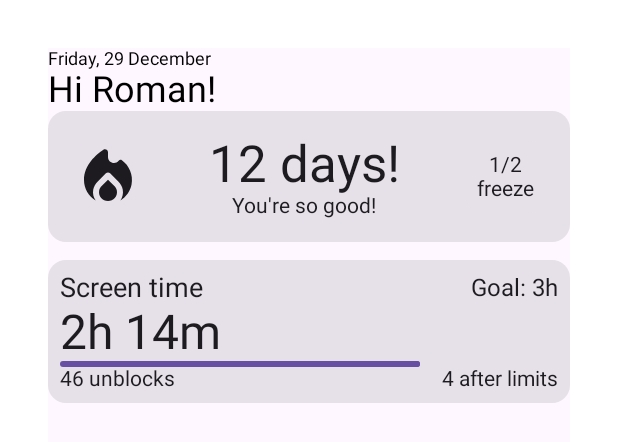
After one commit to JustAntis/Pause, an Android app built with Jetpack Compose: the @Preview function HomeScreen, on a phone screen of 412 x 824 dp. The commit adds this screen. Shown: the top 442 px of the screen. Run offline under Robolectric (Android 15) with nearby library versions, the phone set to English and light mode, and no system bars.

Commit message:
add: added packages for screens, adde HomeScreen.kt(not yet finished) updated dependencies

```diff
--- a/app/build.gradle.kts
+++ b/app/build.gradle.kts
@@ -50,6 +50,7 @@ dependencies {
     implementation(libs.androidx.core.ktx)
     implementation(libs.androidx.lifecycle.runtime.ktx)
 
+    implementation(libs.androidx.compose.material.icons.extended)
 
     implementation(libs.androidx.lifecycle.viewmodel.compose)
     implementation(libs.androidx.lifecycle.runtime.compose)
@@ -80,7 +81,6 @@ dependencies {
     ksp(libs.androidx.hilt.compiler)
 
     testImplementation(libs.junit)
-    androidTestImplementation(platform(libs.androidx.compose.bom))
     androidTestImplementation(libs.androidx.compose.ui.test.junit4)
     androidTestImplementation(libs.androidx.espresso.core)
     androidTestImplementation(libs.androidx.junit)
--- a/app/src/main/AndroidManifest.xml
+++ b/app/src/main/AndroidManifest.xml
@@ -12,7 +12,7 @@
         android:supportsRtl="true"
         android:theme="@style/Theme.Pause">
         <activity
-            android:name=".presentation.MainActivity"
+            android:name=".MainActivity"
             android:exported="true"
             android:label="@string/app_name"
             android:theme="@style/Theme.Pause"
--- a/app/src/main/java/com/justantis/pause/presentation/MainActivity.kt
+++ b/app/src/main/java/com/justantis/pause/MainActivity.kt
@@ -1,4 +1,4 @@
-package com.justantis.pause.presentation
+package com.justantis.pause
 
 import android.os.Bundle
 import androidx.activity.ComponentActivity
--- /dev/null
+++ b/app/src/main/java/com/justantis/pause/PauseApp.kt
@@ -0,0 +1,7 @@
+package com.justantis.pause
+
+import android.app.Application
+import dagger.hilt.android.HiltAndroidApp
+
+@HiltAndroidApp
+class PauseApp: Application()
--- /dev/null
+++ b/app/src/main/java/com/justantis/pause/presentation/home/HomeScreen.kt
@@ -0,0 +1,108 @@
+package com.justantis.pause.presentation.home
+
+import android.widget.Space
+import androidx.compose.foundation.background
+import androidx.compose.foundation.layout.Arrangement
+import androidx.compose.foundation.layout.Column
+import androidx.compose.foundation.layout.Row
+import androidx.compose.foundation.layout.Spacer
+import androidx.compose.foundation.layout.fillMaxSize
+import androidx.compose.foundation.layout.fillMaxWidth
+import androidx.compose.foundation.layout.padding
+import androidx.compose.foundation.layout.size
+import androidx.compose.foundation.layout.wrapContentSize
+import androidx.compose.material.icons.Icons
+import androidx.compose.material.icons.rounded.LocalFireDepartment
+import androidx.compose.material3.Card
+import androidx.compose.material3.Icon
+import androidx.compose.material3.LinearProgressIndicator
+import androidx.compose.material3.MaterialTheme
+import androidx.compose.material3.Text
+import androidx.compose.runtime.Composable
+import androidx.compose.ui.Alignment
+import androidx.compose.ui.Modifier
+import androidx.compose.ui.tooling.preview.Preview
+import androidx.compose.ui.unit.dp
+import androidx.compose.ui.unit.sp
+
+@Preview(device = "spec:width=411dp,height=891dp", showSystemUi = true, showBackground = true)
+@Composable
+fun HomeScreen(){
+
+    Column(
+        modifier = Modifier
+            .fillMaxSize()
+            .padding(32.dp)
+            .background(MaterialTheme.colorScheme.background),
+    ) {
+        Text("Friday, 29 December", fontSize = 12.sp)
+        Text(
+            text = "Hi Roman!",
+            fontSize = 24.sp
+        )
+        Card(
+            modifier = Modifier
+                .fillMaxWidth()
+        ) {
+
+            Row(
+                modifier = Modifier
+                    .fillMaxWidth()
+                    .padding(16.dp),
+                verticalAlignment = Alignment.CenterVertically,
+                horizontalArrangement = Arrangement.SpaceBetween
+            ){
+                Icon(
+                    modifier = Modifier.size(48.dp),
+                    imageVector = Icons.Rounded.LocalFireDepartment,
+                    contentDescription = "Seria"
+                )
+                Column(
+                    horizontalAlignment = Alignment.CenterHorizontally
+                ) {
+                    Text(text = "12 days!", fontSize = 34.sp)
+                    Text(text = "You're so good!")
+                }
+
+                Card(
+                ) {
+                    Column(
+                        modifier = Modifier.padding(8.dp),
+                        horizontalAlignment = Alignment.CenterHorizontally
+                    ) {
+                        Text(text = "1/2")
+                        Text(text = "freeze")
+                    }
+                }
+            }
+
+        }
+        Spacer(modifier = Modifier.size(12.dp))
+        Card(
+            modifier = Modifier
+                .fillMaxWidth()
+        ) {
+            Column(
+                modifier = Modifier.padding(8.dp),
+                verticalArrangement = Arrangement.SpaceAround
+            ) {
+                Row(
+                    verticalAlignment = Alignment.CenterVertically
+                ) {
+                    Text(text = "Screen time", fontSize = 18.sp)
+                    Spacer(modifier = Modifier.weight(1f))
+                    Text(text = "Goal: 3h", fontSize = 16.sp)
+                }
+                Text(text = "2h 14m", fontSize = 32.sp)
+                LinearProgressIndicator(progress = {20f})
+                Row(
+                    verticalAlignment = Alignment.CenterVertically
+                ) {
+                    Text(text = "46 unblocks")
+                    Spacer(modifier = Modifier.weight(1f))
+                    Text(text = "4 after limits")
+                }
+            }
+        }
+    }
+}
--- a/gradle/libs.versions.toml
+++ b/gradle/libs.versions.toml
@@ -38,6 +38,7 @@ androidx-compose-material3 = { group = "androidx.compose.material3", name = "mat
 hilt-android = { group = "com.google.dagger", name = "hilt-android", version.ref = "hilt" }
 hilt-compiler = { group = "com.google.dagger", name = "hilt-android-compiler", version.ref = "hilt" }
 androidx-hilt-lifecycle-viewmodel-compose = { group = "androidx.hilt", name = "hilt-lifecycle-viewmodel-compose", version.ref = "androidxHilt" }
+androidx-compose-material-icons-extended = { group = "androidx.compose.material", name = "material-icons-extended" }
 
 androidx-hilt-work = { group = "androidx.hilt", name = "hilt-work", version.ref = "androidxHilt" }
 androidx-hilt-compiler = { group = "androidx.hilt", name = "hilt-compiler", version.ref = "androidxHilt" }
```
